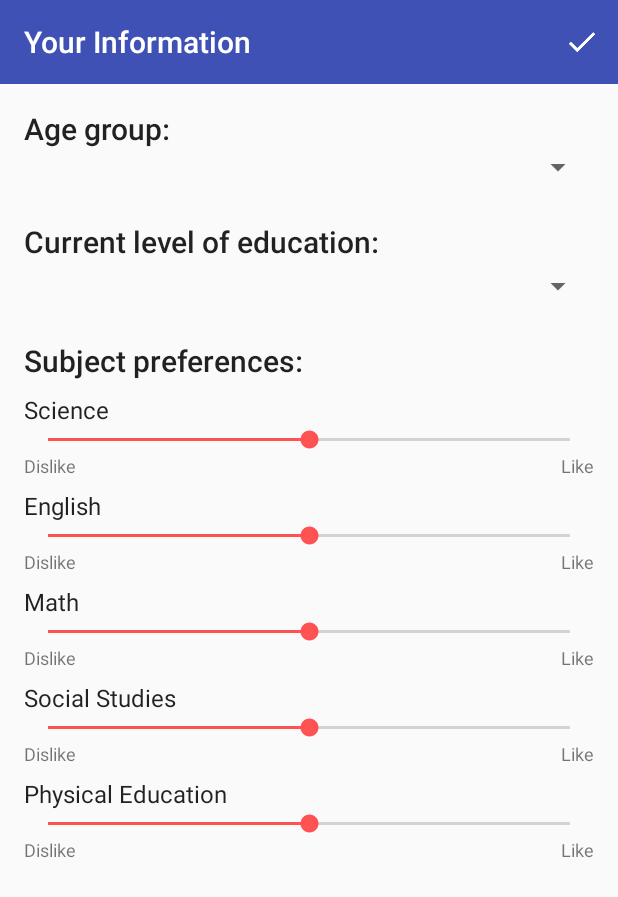
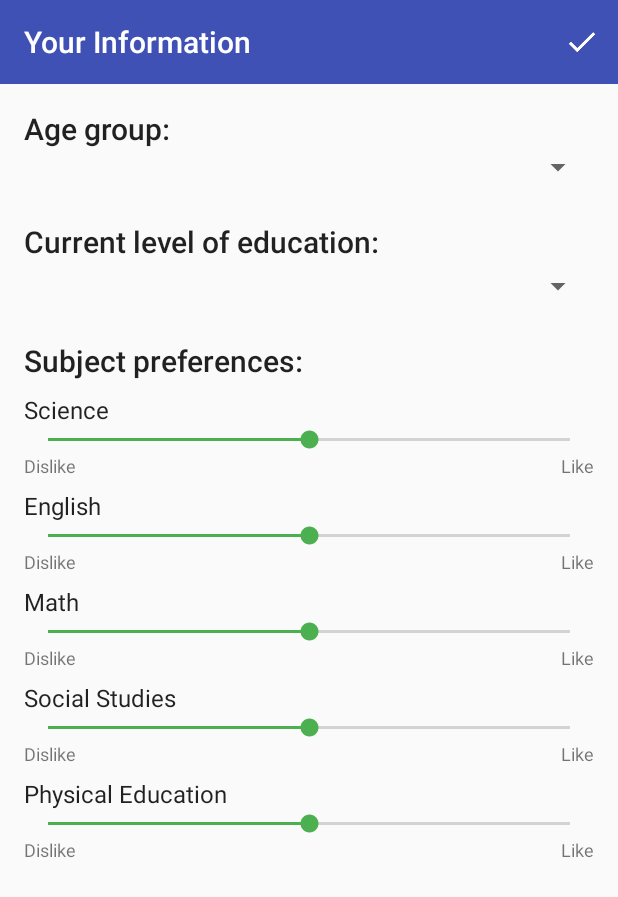
Before and after one commit to janclarin/code-app, an Android app: the YourInformationActivity screen opened directly, with no data from a screen before it, on a phone screen of 412 x 824 dp. Shown: the top 897 px of the screen. Run offline under Robolectric (Android 15) with nearby library versions, the phone set to English and light mode, and no system bars; 8 statements that could not run were skipped.

Commit message:
change accent color to green

```diff
--- a/app/src/main/res/values/colors.xml
+++ b/app/src/main/res/values/colors.xml
@@ -3,7 +3,7 @@
     <color name="theme_primary">#3f51b5</color>
     <color name="theme_primaryDark">#303f9f</color>
     <color name="theme_primaryLight">#c5cae9</color>
-    <color name="theme_accent">#ff5252</color>
+    <color name="theme_accent">#4caf50</color>
     <color name="theme_divider">#b6b6b6</color>
 
 
```
